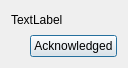
This is iintgui/ui/backgroundIntegralInfo.ui in syncope/iint-gui as Qt 5 draws it before an edit. The edited form follows.
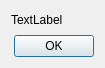
This is the edited form.

Commit message: + final touches; resolves issue #121 completely

Diff of the .ui file:
```diff
--- a/iintgui/ui/backgroundIntegralInfo.ui
+++ b/iintgui/ui/backgroundIntegralInfo.ui
@@ -6,7 +6,7 @@
    <rect>
     <x>0</x>
     <y>0</y>
-    <width>128</width>
+    <width>105</width>
     <height>68</height>
    </rect>
   </property>
@@ -41,7 +41,7 @@
        <item>
         <widget class="QPushButton" name="ack">
          <property name="text">
-          <string>Acknowledged</string>
+          <string>OK</string>
          </property>
         </widget>
        </item>
```
Left out of the diff: 2 changed lines with no effect on the pictures. The commit also changes 1 other file.
